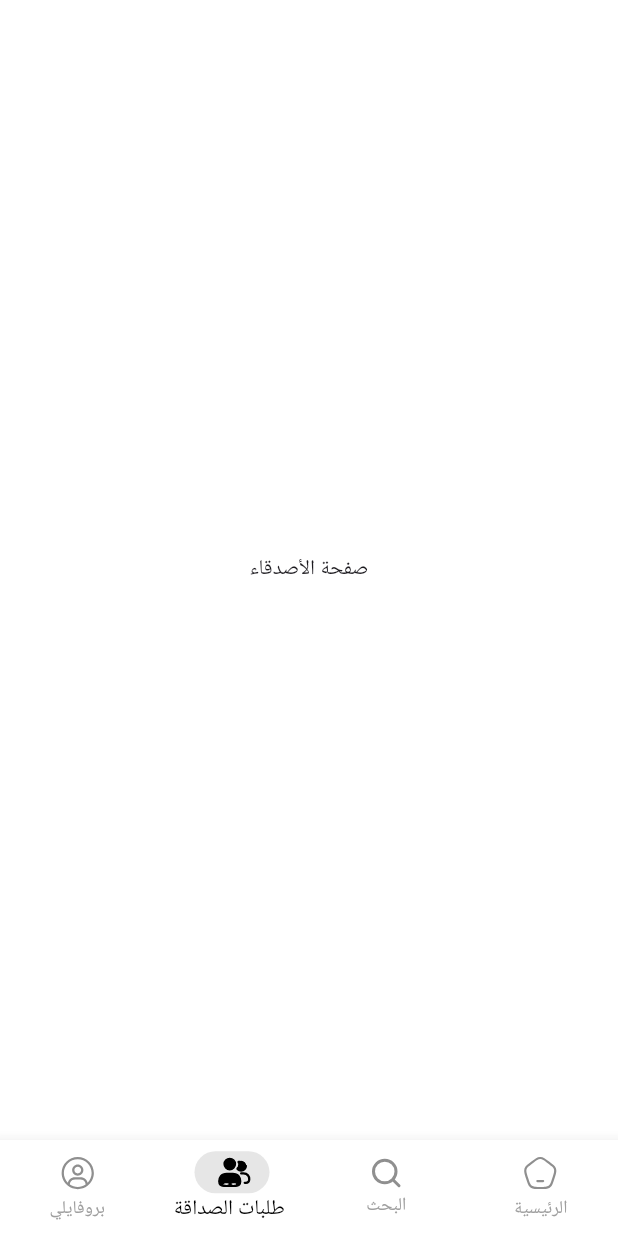
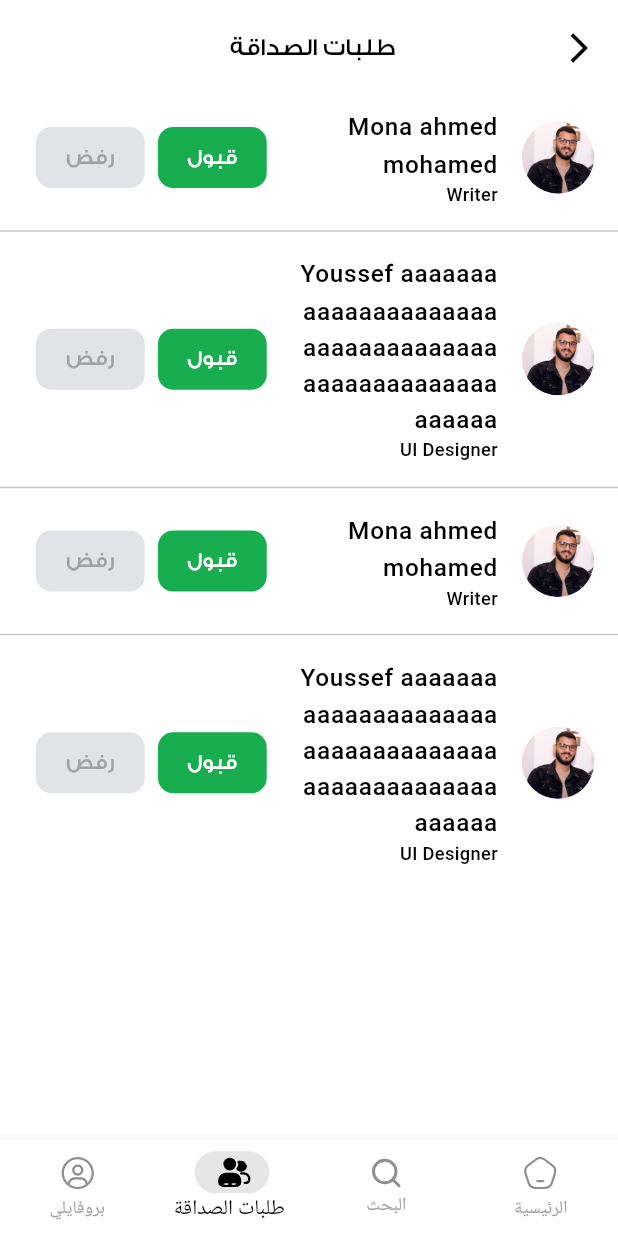
Before and after one commit to shabanmostafa/damma-graduation-project, a Flutter app: the screen it shows after launch, item 3 of the bottom bar chosen, on a phone screen of 412 x 824 dp. Run offline on Flutter 3.47's test engine with Material 3 defaults, Android fonts, the phone set to English and light mode, and no system bars; our stand-ins replace flutter_bloc, flutter_screenutil, flutter_svg, modal_bottom_sheet, smooth_page_indicator; project files that could hold a hidden picture were left out.

Commit message:
friend request and suggtion is done

```diff
--- a/lib/core/utils/widgets/custom_app_bar.dart
+++ b/lib/core/utils/widgets/custom_app_bar.dart
@@ -34,7 +34,7 @@ class _CustomAppBarState extends State<CustomAppBar> {
             icon: widget.icon ??
                 const Icon(
                   Icons.arrow_back_ios,
-                  color: AppColors.primaryColor,
+                  color: AppColors.blackTextColor,
                 ),
           )
         else
--- /dev/null
+++ b/lib/features/friend_requests/manager/cubit/friend_cubit.dart
@@ -0,0 +1,72 @@
+import 'package:damma_project/features/friend_requests/manager/cubit/friend_state.dart';
+import 'package:damma_project/features/search/data/models/user_model.dart';
+import 'package:flutter_bloc/flutter_bloc.dart';
+
+class FriendCubit extends Cubit<FriendState> {
+  FriendCubit() : super(FriendInitial());
+
+  Future<void> fetchFriendRequests() async {
+    emit(FriendLoading());
+    try {
+      await Future.delayed(Duration(seconds: 1));
+
+      final requests = <UserModel>[
+        UserModel(
+          name: "Mona ahmed mohamed",
+          jobTitle: "Writer",
+          imageUrl: "assets/images/shaban.jpg",
+        ),
+        UserModel(
+          name:
+              "Youssef aaaaaaaaaaaaaaaaaaaaaaaaaaaaaaaaaaaaaaaaaaaaaaaaaaaaaaa",
+          jobTitle: "UI Designer",
+          imageUrl: "assets/images/shaban.jpg",
+        ),
+        UserModel(
+          name: "Mona ahmed mohamed",
+          jobTitle: "Writer",
+          imageUrl: "assets/images/shaban.jpg",
+        ),
+        UserModel(
+          name:
+              "Youssef aaaaaaaaaaaaaaaaaaaaaaaaaaaaaaaaaaaaaaaaaaaaaaaaaaaaaaa",
+          jobTitle: "UI Designer",
+          imageUrl: "assets/images/shaban.jpg",
+        ),
+      ];
+
+      if (requests.isEmpty) {
+        final suggestions = [
+          UserModel(
+            name: "Mona ahmed mohamed",
+            jobTitle: "Writer",
+            imageUrl: "assets/images/shaban.jpg",
+          ),
+          UserModel(
+            name:
+                "Youssef aaaaaaaaaaaaaaaaaaaaaaaaaaaaaaaaaaaaaaaaaaaaaaaaaaaaaaa",
+            jobTitle: "UI Designer",
+            imageUrl: "assets/images/shaban.jpg",
+          ),
+          UserModel(
+            name: "Mona ahmed mohamed",
+            jobTitle: "Writer",
+            imageUrl: "assets/images/shaban.jpg",
+          ),
+          UserModel(
+            name:
+                "Youssef aaaaaaaaaaaaaaaaaaaaaaaaaaaaaaaaaaaaaaaaaaaaaaaaaaaaaaa",
+            jobTitle: "UI Designer",
+            imageUrl: "assets/images/shaban.jpg",
+          ),
+        ];
+
+        emit(FriendSuccess(requests: requests, suggestions: suggestions));
+      } else {
+        emit(FriendSuccess(requests: requests));
+      }
+    } catch (e) {
+      emit(FriendFailure("Something went wrong"));
+    }
+  }
+}
--- /dev/null
+++ b/lib/features/friend_requests/manager/cubit/friend_state.dart
@@ -0,0 +1,23 @@
+import 'package:damma_project/features/search/data/models/user_model.dart';
+
+abstract class FriendState {}
+
+class FriendInitial extends FriendState {}
+
+class FriendLoading extends FriendState {}
+
+class FriendSuccess extends FriendState {
+  final List<UserModel> requests;
+  final List<UserModel> suggestions;
+
+  FriendSuccess({
+    required this.requests,
+    this.suggestions = const [],
+  });
+}
+
+class FriendFailure extends FriendState {
+  final String error;
+
+  FriendFailure(this.error);
+}
--- /dev/null
+++ b/lib/features/friend_requests/presentation/widgets/friend_content.dart
@@ -0,0 +1,33 @@
+import 'package:damma_project/features/friend_requests/manager/cubit/friend_cubit.dart';
+import 'package:damma_project/features/friend_requests/manager/cubit/friend_state.dart';
+import 'package:damma_project/features/friend_requests/presentation/widgets/friend_list.dart';
+import 'package:flutter/material.dart';
+import 'package:flutter_bloc/flutter_bloc.dart';
+import 'package:damma_project/core/utils/widgets/custom_app_bar.dart';
+import 'package:damma_project/generated/l10n.dart';
+
+class FriendContent extends StatelessWidget {
+  const FriendContent({super.key});
+
+  @override
+  Widget build(BuildContext context) {
+    return SafeArea(
+      child: Column(
+        children: [
+          BlocBuilder<FriendCubit, FriendState>(
+            builder: (context, state) {
+              return Padding(
+                padding: const EdgeInsets.all(8.0),
+                child: CustomAppBar(
+                  text: S.of(context).FriendRequests,
+                  needArrow: true,
+                ),
+              );
+            },
+          ),
+          const Expanded(child: FriendList()),
+        ],
+      ),
+    );
+  }
+}
--- /dev/null
+++ b/lib/features/friend_requests/presentation/widgets/friend_list.dart
@@ -0,0 +1,73 @@
+import 'package:damma_project/features/friend_requests/manager/cubit/friend_cubit.dart';
+import 'package:damma_project/features/friend_requests/manager/cubit/friend_state.dart';
+import 'package:flutter/material.dart';
+import 'package:flutter_bloc/flutter_bloc.dart';
+import 'package:damma_project/core/utils/app_styles.dart';
+import 'package:damma_project/core/utils/app_colors.dart';
+import 'package:damma_project/core/utils/functions/list_tile_type.dart';
+import 'package:damma_project/core/utils/widgets/reusable_list_tile.dart';
+import 'package:damma_project/generated/l10n.dart';
+
+class FriendList extends StatelessWidget {
+  const FriendList({super.key});
+
+  @override
+  Widget build(BuildContext context) {
+    return BlocBuilder<FriendCubit, FriendState>(
+      builder: (context, state) {
+        if (state is FriendLoading) {
+          return const Center(
+            child: CircularProgressIndicator(color: AppColors.primaryColor),
+          );
+        } else if (state is FriendSuccess) {
+          if (state.requests.isEmpty) {
+            return Column(
+              crossAxisAlignment: CrossAxisAlignment.start,
+              children: [
+                Padding(
+                  padding: const EdgeInsets.symmetric(horizontal: 16.0),
+                  child: Text(
+                    S.of(context).FriendSuggetions,
+                    style: AppStyles.styleBold16,
+                  ),
+                ),
+                Expanded(
+                  child: ListView.separated(
+                    itemCount: state.suggestions.length,
+                    separatorBuilder: (_, __) => const Divider(),
+                    itemBuilder: (context, index) {
+                      return ReusableListTile(
+                        user: state.suggestions[index],
+                        type: UserItemType.suggestion,
+                      );
+                    },
+                  ),
+                ),
+              ],
+            );
+          } else {
+            return ListView.separated(
+              itemCount: state.requests.length,
+              separatorBuilder: (_, __) => const Divider(),
+              itemBuilder: (context, index) {
+                return ReusableListTile(
+                  user: state.requests[index],
+                  type: UserItemType.friendRequest,
+                );
+              },
+            );
+          }
+        } else if (state is FriendFailure) {
+          return Center(
+            child: Text(
+              state.error,
+              style: AppStyles.styleMedium16,
+            ),
+          );
+        }
+
+        return const SizedBox.shrink();
+      },
+    );
+  }
+}
--- /dev/null
+++ b/lib/features/friend_requests/presentation/widgets/friend_view_body.dart
@@ -0,0 +1,16 @@
+import 'package:damma_project/features/friend_requests/manager/cubit/friend_cubit.dart';
+import 'package:damma_project/features/friend_requests/presentation/widgets/friend_content.dart';
+import 'package:flutter/material.dart';
+import 'package:flutter_bloc/flutter_bloc.dart';
+
+class FriendViewBody extends StatelessWidget {
+  const FriendViewBody({super.key});
+
+  @override
+  Widget build(BuildContext context) {
+    return BlocProvider(
+      create: (_) => FriendCubit()..fetchFriendRequests(),
+      child: const FriendContent(),
+    );
+  }
+}
--- a/lib/features/home/presentation/views/home_view.dart
+++ b/lib/features/home/presentation/views/home_view.dart
@@ -1,4 +1,5 @@
 import 'package:damma_project/core/utils/assets.dart';
+import 'package:damma_project/features/friend_requests/presentation/widgets/friend_view_body.dart';
 import 'package:damma_project/features/home/presentation/widgets/home_view_body.dart';
 import 'package:damma_project/features/search/presentation/widgets/search_view_body.dart';
 import 'package:flutter/material.dart';
@@ -19,7 +20,7 @@ class _HomeViewState extends State<HomeView> {
   final List<Widget> _screens = [
     const HomeViewBody(),
     const SearchViewBody(),
-    const Center(child: Text("صفحة الأصدقاء")),
+    const FriendViewBody(),
     const Center(child: Text("صفحتي")),
   ];
 
--- a/lib/l10n/intl_ar.arb
+++ b/lib/l10n/intl_ar.arb
@@ -50,6 +50,10 @@
     "Accept":"قبول",
     "Reject":"رفض",
     "NoResultFounded":"لا توجد نتائج",
+    "FriendRequests":"طلبات الصداقة",
+    "FriendSuggetions":"اشخاص قد تعرفهم",
+
+
 
 
 
--- a/lib/l10n/intl_en.arb
+++ b/lib/l10n/intl_en.arb
@@ -50,7 +50,8 @@
     "Accept":"Accept",
     "Reject":"Reject",
     "NoResultFounded":"No Result Founded",
-
+    "FriendRequests":"Friend Request",
+    "FriendSuggetions":"Friend Suggetion",
 
 
 
```
Also changed, not shown: lib/features/friend_requests/presentation/views/friend_view.dart (added, +14 -0 lines), assets/svgs/arrow_back.svg (added), lib/features/friend_requests/manager/cubit/friend_request_cubit.dart (deleted), lib/features/friend_requests/manager/cubit/friend_request_state.dart (deleted), lib/generated/intl/messages_ar.dart, lib/generated/intl/messages_en.dart, lib/generated/l10n.dart, 12 other files.
